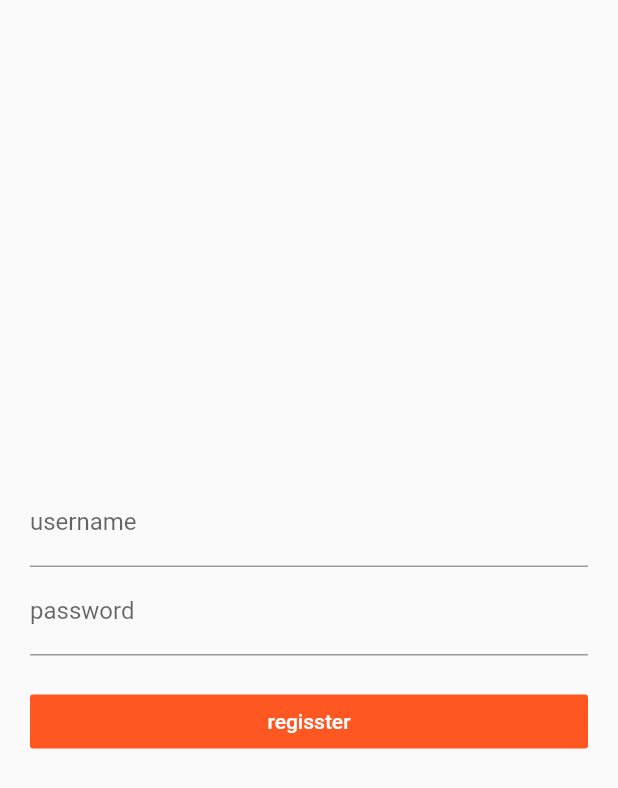
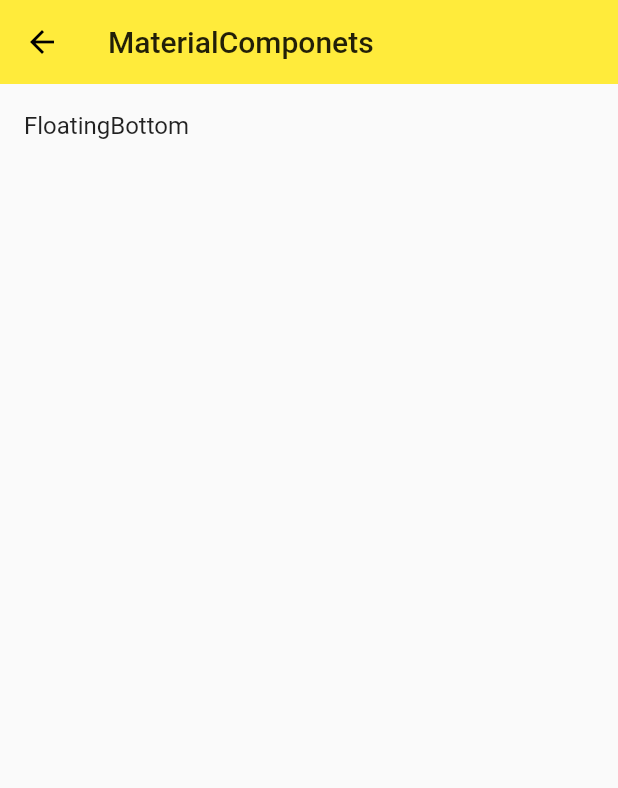
Before and after one commit to liao526/flutter_app, a Flutter app: the screen it shows after launch, on a phone screen of 412 x 824 dp. Shown: the top 788 px of the screen. Run offline on Flutter 3.47's test engine with Material 2 defaults, Android fonts, the phone set to English and light mode, and no system bars.

Commit message:
浮动按钮

```diff
--- a/lib/main.dart
+++ b/lib/main.dart
@@ -2,6 +2,7 @@ import 'package:flutter/material.dart';
 import 'package:flutter_app/widgetimpl/home_widget.dart';
 import 'package:flutter_app/widgetimpl/routes_demo.dart';
 import 'package:flutter_app/widgetimpl/froms_demo.dart';
+import 'package:flutter_app/widgetimpl/components_demo.dart';
 
 
 void main() => runApp(MainWidget());
@@ -20,12 +21,12 @@ class MaterialWidget extends StatelessWidget {
     return MaterialApp(
       debugShowCheckedModeBanner: false,
       //home: NavigationDemo(),
-      initialRoute:"/from",
+      initialRoute:"/mdc",
       routes: {
         "/":(context)=>HomeWidget(),
         "/about":(context)=> Page("About"),
         "/from":(context)=> FromView(),
-
+        "/mdc":(context)=>MaterialComponents()
       },
       theme: ThemeData(
         accentColor: Colors.deepOrange,
--- /dev/null
+++ b/lib/widgetimpl/components_demo.dart
@@ -0,0 +1,71 @@
+import 'package:flutter/material.dart';
+
+class MaterialComponents extends StatelessWidget {
+  @override
+  Widget build(BuildContext context) {
+    return Scaffold(
+      appBar: AppBar(
+        title: Text("MaterialComponets"),
+        elevation: 0.0,
+      ),
+      body: ListView(
+        children: <Widget>[
+          ListItemWidget(title: "FloatingBottom", page: FloatingBottomDemo()),
+        ],
+      ),
+    );
+  }
+}
+
+class FloatingBottomDemo extends StatelessWidget {
+  final _floatingActionBottom = FloatingActionButton(
+    onPressed: null,
+    mini: true,
+    child: Icon(Icons.add,),
+    elevation: 0,
+    backgroundColor: Colors.yellow,
+//    shape: BeveledRectangleBorder(borderRadius: BorderRadius.circular(30)),
+    shape:CircleBorder(),
+  );
+
+  final _floatingActionBottomExtended = FloatingActionButton.extended(
+    onPressed: null,
+    label: Text("add"),
+    icon: Icon(Icons.add),
+  );
+
+  @override
+  Widget build(BuildContext context) {
+    return Scaffold(
+      appBar: AppBar(
+        title: Text("FloatingActionButtom"),
+      ),
+      floatingActionButton: _floatingActionBottom,
+      floatingActionButtonLocation: FloatingActionButtonLocation.centerDocked,
+      bottomNavigationBar: BottomAppBar(
+        child: Container(
+          height: 50,
+        ),
+        shape: CircularNotchedRectangle(),
+      ),
+    );
+  }
+}
+
+class ListItemWidget extends StatelessWidget {
+  final String title;
+  final Widget page;
+
+  ListItemWidget({this.title, this.page});
+
+  @override
+  Widget build(BuildContext context) {
+    return ListTile(
+      title: Text(title),
+      onTap: () {
+        Navigator.of(context)
+            .push(MaterialPageRoute(builder: (context) => page));
+      },
+    );
+  }
+}
```
